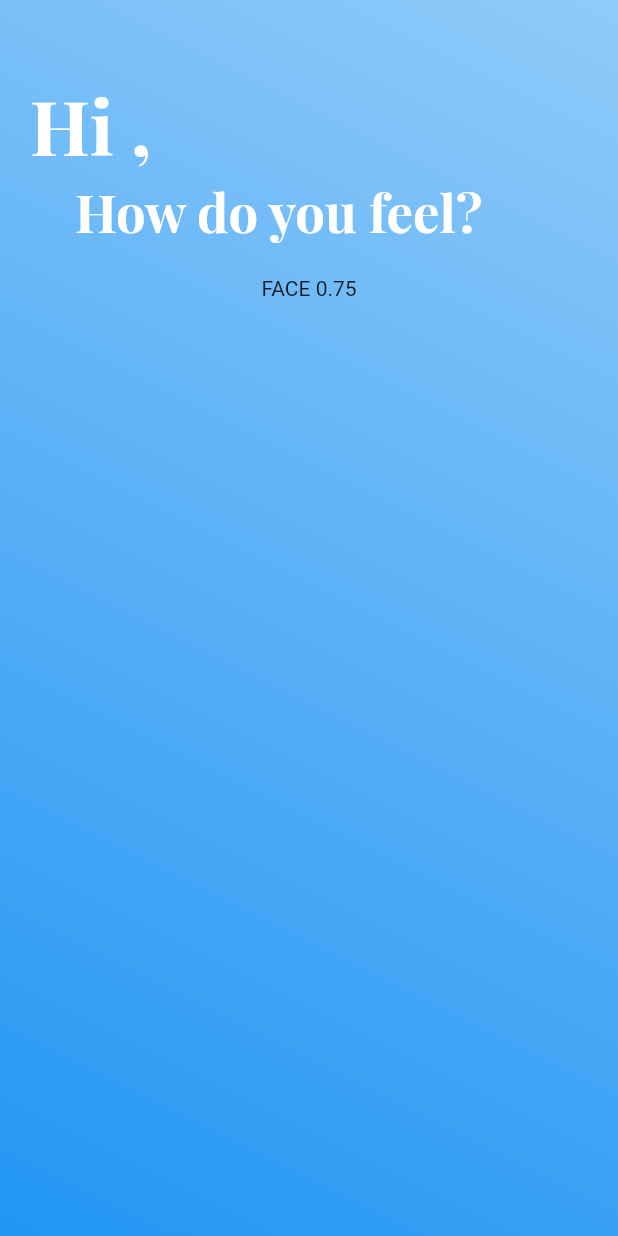
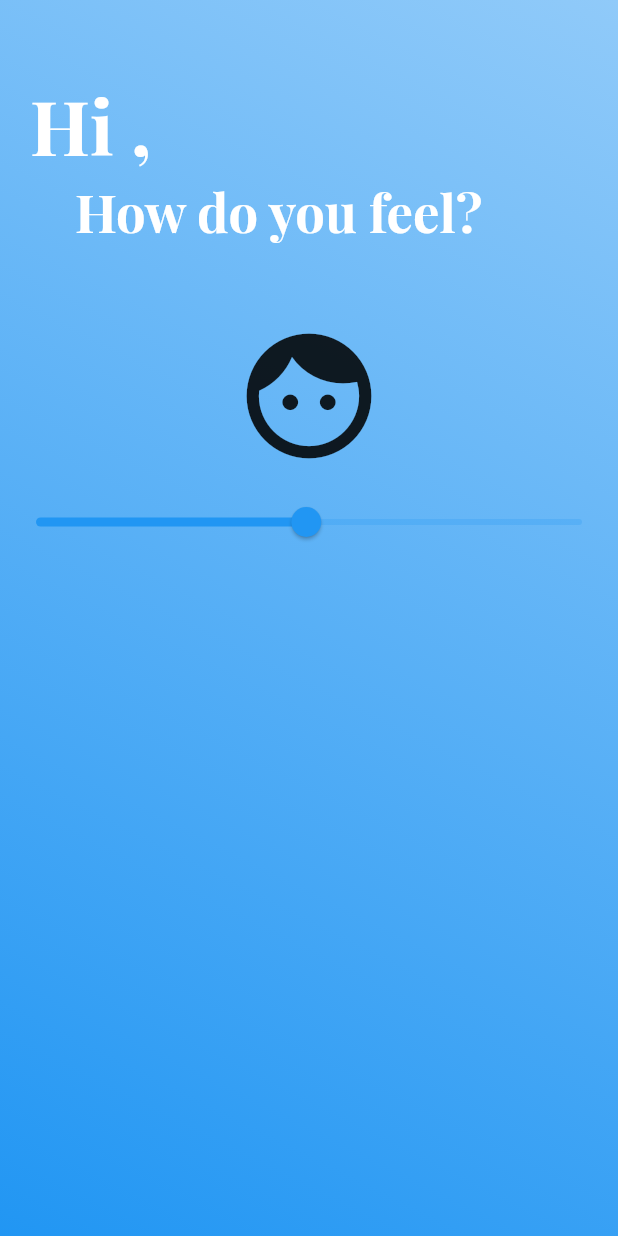
Before and after one commit to rb2750/MyWellbeing, a Flutter app: the Home screen opened directly, on a phone screen of 412 x 824 dp. Run offline on Flutter 3.47's test engine with Material 2 defaults, Android fonts, the phone set to English and light mode, and no system bars; our stand-ins replace shared_preferences; missing offline and left inert: rect_getter; accounts and stored records are empty; project files that could hold a hidden picture were left out.

Commit message:
Added emotion slider

```diff
--- a/lib/screens/home.dart
+++ b/lib/screens/home.dart
@@ -11,6 +11,8 @@ class Home extends StatefulWidget {
 }
 
 class _HomeState extends State<Home> {
+  double emotion = 50;
+
   @override
   Widget build(BuildContext context) {
     return Scaffold(
@@ -52,9 +54,16 @@ class _HomeState extends State<Home> {
                           ),
                         ),
                         Container(
-                          padding: EdgeInsets.only(top: 20),
-                          child: EmotionFace(0.75)
+                          padding: EdgeInsets.only(top: 50),
+                          child: EmotionFace(emotion)
                         ),
+                        Container(
+                          padding: EdgeInsets.only(top: 10),
+                          child: Slider(min: 1, value: emotion, max: 100, onChanged: (newEmotionValue)
+                          {
+                            setState(()=>emotion=newEmotionValue);
+                          })
+                        )
                       ],
                     );
                   }
--- a/lib/widgets/emotionface.dart
+++ b/lib/widgets/emotionface.dart
@@ -8,7 +8,7 @@ class EmotionFace extends StatelessWidget {
   @override
   Widget build(BuildContext context) {
     return Center(
-      child: Text("FACE ${emotionLevel}")
-      );
+      child: Icon(Icons.face, size: 100)
+    );
   }
 }
```
